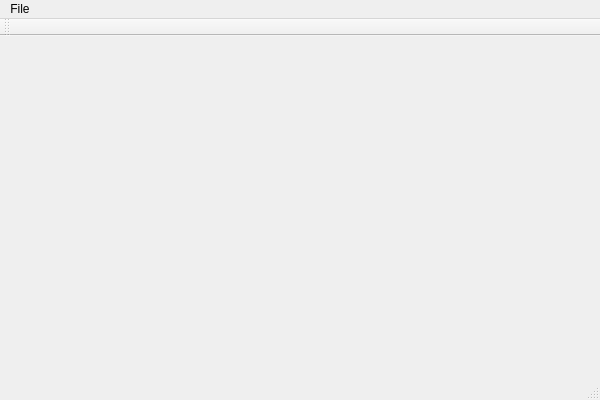
This is TextEditor.ui in AnantRajput415/Text_editor as Qt 5 draws it before an edit. The edited form follows.
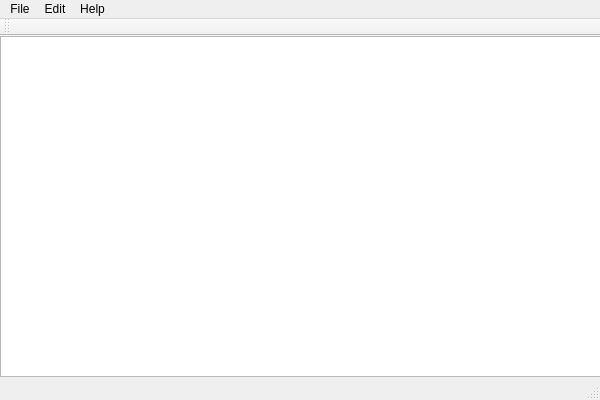
This is the edited form.

Diff of the .ui file:
```diff
--- a/TextEditor.ui
+++ b/TextEditor.ui
@@ -13,7 +13,18 @@
   <property name="windowTitle">
    <string>TextEditor</string>
   </property>
-  <widget class="QWidget" name="centralWidget"/>
+  <widget class="QWidget" name="centralWidget">
+   <widget class="QTextEdit" name="textEdit">
+    <property name="geometry">
+     <rect>
+      <x>0</x>
+      <y>0</y>
+      <width>601</width>
+      <height>341</height>
+     </rect>
+    </property>
+   </widget>
+  </widget>
   <widget class="QMenuBar" name="menuBar">
    <property name="geometry">
     <rect>
@@ -27,8 +38,30 @@
     <property name="title">
      <string>File</string>
     </property>
+    <addaction name="actionNew"/>
+    <addaction name="actionOpen"/>
+    <addaction name="actionSave"/>
+    <addaction name="actionSave_As"/>
+    <addaction name="actionExit"/>
+   </widget>
+   <widget class="QMenu" name="menuEdit">
+    <property name="title">
+     <string>Edit</string>
+    </property>
+    <addaction name="actionCut"/>
+    <addaction name="actionCopy"/>
+    <addaction name="actionPaste"/>
+    <addaction name="actionFont"/>
+   </widget>
+   <widget class="QMenu" name="menuHelp">
+    <property name="title">
+     <string>Help</string>
+    </property>
+    <addaction name="actionAbout"/>
    </widget>
    <addaction name="menuFile"/>
+   <addaction name="menuEdit"/>
+   <addaction name="menuHelp"/>
   </widget>
   <widget class="QToolBar" name="mainToolBar">
    <attribute name="toolBarArea">
```
Left out of the diff: 50 changed lines with no effect on the pictures.
